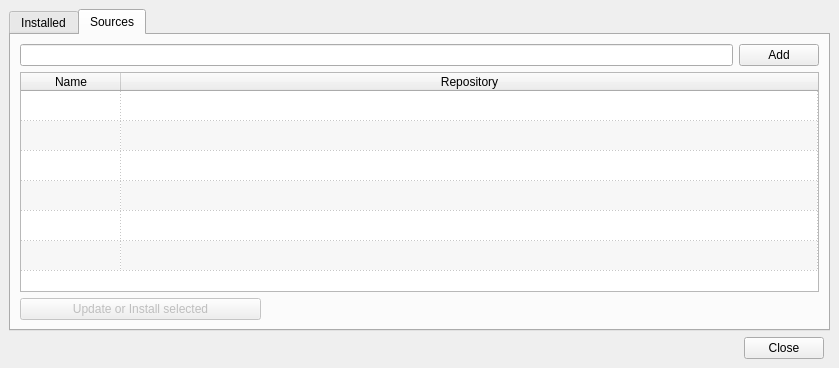
First picture: the form in qtgui/frames/libraries_widget.ui, repository PinguinoIDE/pinguino-ide, before the edit.
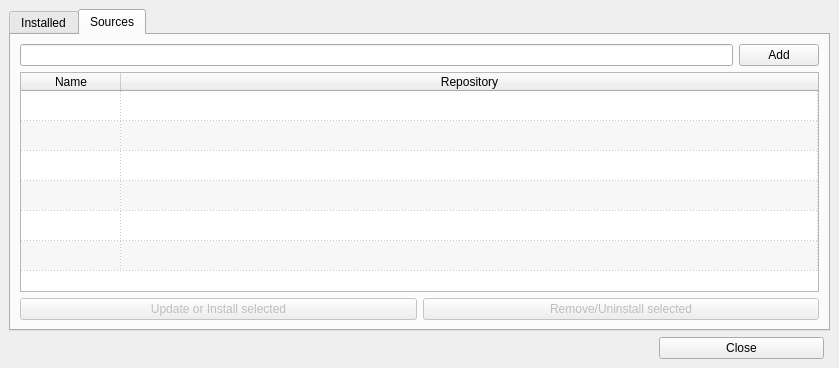
Second picture: the form after the edit. The open tabs and pages were chosen to show the change.

The edit to the form file:
```diff
--- a/qtgui/frames/libraries_widget.ui
+++ b/qtgui/frames/libraries_widget.ui
@@ -17,6 +17,18 @@
    <layout class="QGridLayout" name="gridLayout">
     <item row="1" column="1">
      <widget class="QPushButton" name="pushButton_close">
+      <property name="minimumSize">
+       <size>
+        <width>165</width>
+        <height>0</height>
+       </size>
+      </property>
+      <property name="maximumSize">
+       <size>
+        <width>165</width>
+        <height>16777215</height>
+       </size>
+      </property>
       <property name="text">
        <string>Close</string>
       </property>
@@ -38,7 +50,7 @@
     <item row="0" column="0" colspan="3">
      <widget class="QTabWidget" name="tabWidget">
       <property name="currentIndex">
-       <number>0</number>
+       <number>1</number>
       </property>
       <widget class="QWidget" name="tab">
        <attribute name="title">
@@ -133,13 +145,13 @@
           </property>
           <property name="minimumSize">
            <size>
-            <width>241</width>
+            <width>265</width>
             <height>0</height>
            </size>
           </property>
           <property name="maximumSize">
            <size>
-            <width>241</width>
+            <width>265</width>
             <height>16777215</height>
            </size>
           </property>
@@ -155,6 +167,16 @@
         <string>Sources</string>
        </attribute>
        <layout class="QGridLayout" name="gridLayout_3">
+        <item row="0" column="0">
+         <widget class="QLineEdit" name="lineEdit_source"/>
+        </item>
+        <item row="0" column="1">
+         <widget class="QPushButton" name="pushButton_add">
+          <property name="text">
+           <string>Add</string>
+          </property>
+         </widget>
+        </item>
         <item row="1" column="0" colspan="2">
          <widget class="QTableWidget" name="tableWidget_sources">
           <property name="autoFillBackground">
@@ -246,37 +268,29 @@
           </item>
          </widget>
         </item>
-        <item row="0" column="1">
-         <widget class="QPushButton" name="pushButton_add">
-          <property name="text">
-           <string>Add</string>
-          </property>
-         </widget>
-        </item>
-        <item row="2" column="0">
+        <item row="2" column="0" colspan="2">
+         <layout class="QHBoxLayout" name="horizontalLayout">
+          <item>
          <widget class="QPushButton" name="pushButton_update">
           <property name="enabled">
            <bool>false</bool>
           </property>
-          <property name="minimumSize">
-           <size>
-            <width>241</width>
-            <height>0</height>
-           </size>
-          </property>
-          <property name="maximumSize">
-           <size>
-            <width>241</width>
-            <height>16777215</height>
-           </size>
-          </property>
           <property name="text">
            <string>Update or Install selected</string>
           </property>
          </widget>
         </item>
-        <item row="0" column="0">
-         <widget class="QLineEdit" name="lineEdit_source"/>
+          <item>
+           <widget class="QPushButton" name="pushButton">
+            <property name="enabled">
+             <bool>false</bool>
+            </property>
+            <property name="text">
+             <string>Remove/Uninstall selected</string>
+            </property>
+           </widget>
+          </item>
+         </layout>
         </item>
        </layout>
       </widget>
```
Lines whose indentation alone changed are shown as unchanged.
